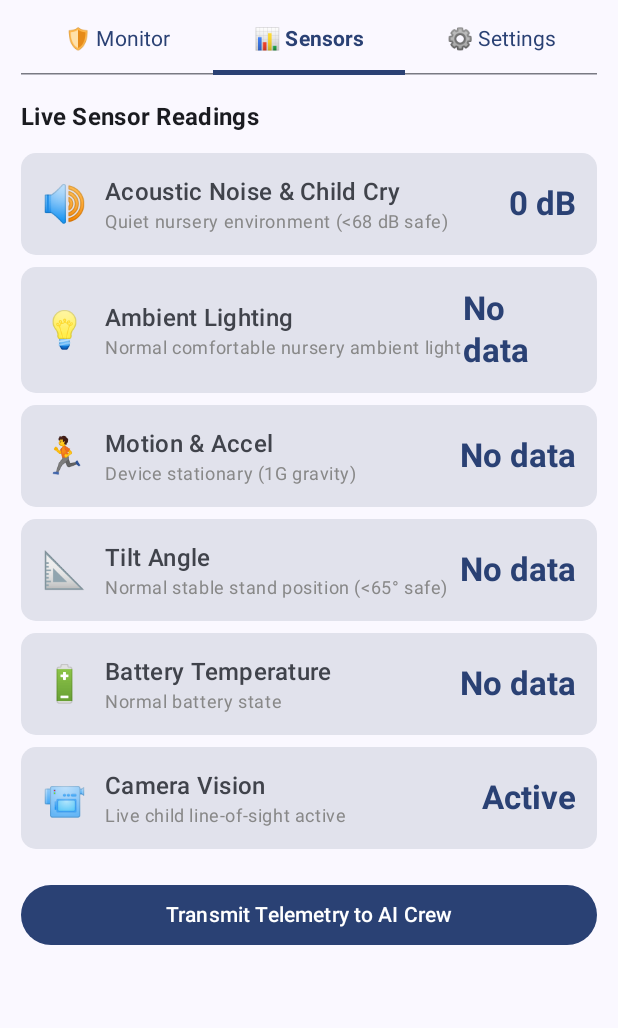
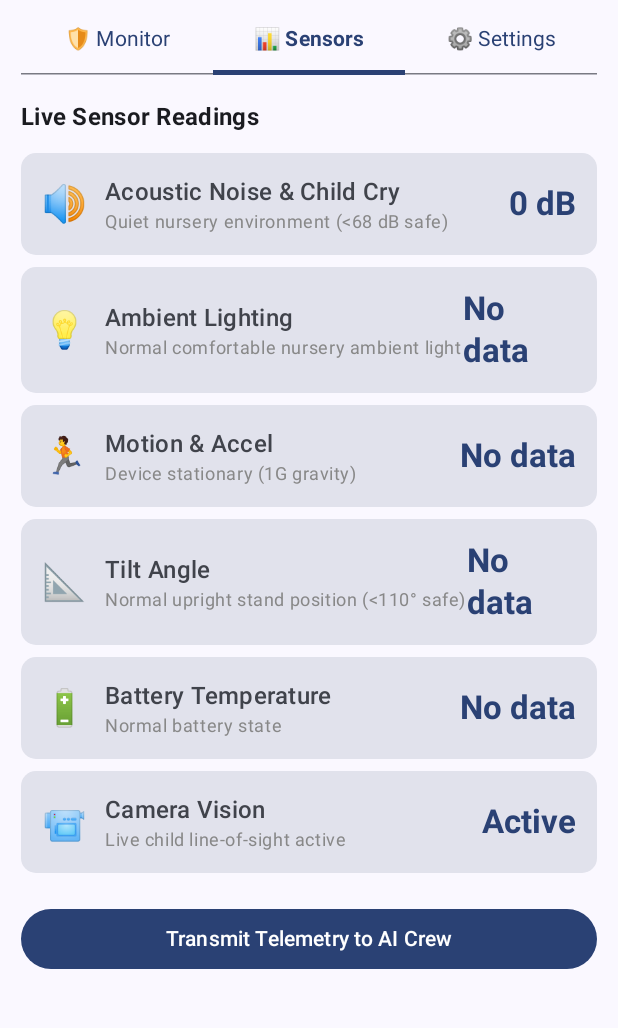
Before and after one commit to achyut-29/HazardGuard, an Android app built with Jetpack Compose: the screen it shows after launch (MainActivity), tab 2 chosen, on a phone screen of 412 x 824 dp, the part 51-1079 px from its top. Run offline under Robolectric (Android 15) with nearby library versions, the phone set to English and light mode, and no system bars.

Commit message:
Finalize upright tilt threshold calibration (115 deg), default emergency contact, and documentation

```diff
--- a/app/src/main/java/com/example/hazardguard/MainActivity.kt
+++ b/app/src/main/java/com/example/hazardguard/MainActivity.kt
@@ -84,6 +84,7 @@ private const val WIFI_LAN_URL = "http://10.63.3.116:5678/webhook/sensor"
 private const val ROOM = "nursery"
 private const val CHILD_AGE = 1
 private const val SEND_EVERY_MS = 60000L
+private const val TILT_TOPPLE_THRESHOLD = 115f
 
 class MainActivity : ComponentActivity() {
     override fun onCreate(savedInstanceState: Bundle?) {
@@ -533,13 +534,15 @@ fun SensorScreen(modifier: Modifier = Modifier) {
 
     var endpointUrl by remember {
         val saved = prefs.getString("webhook_url", null)
-        mutableStateOf(if (saved.isNullOrBlank() || saved.contains("ftkkl") || saved.contains("dddci") || saved.contains("hbrul") || saved.contains("ewlsx")) DEFAULT_CLOUD_URL else saved)
+        mutableStateOf(if (saved.isNullOrBlank() || saved.contains("pinggy") || !saved.contains("trycloudflare.com")) DEFAULT_CLOUD_URL else saved)
     }
     var emergencyContactNumber by remember {
-        mutableStateOf(prefs.getString("emergency_contact_number", "") ?: "")
+        val num = prefs.getString("emergency_contact_number", null)
+        mutableStateOf(if (num.isNullOrBlank()) "+919670426566" else num)
     }
     var emergencyContactName by remember {
-        mutableStateOf(prefs.getString("emergency_contact_name", "Family / Caregiver") ?: "Family / Caregiver")
+        val name = prefs.getString("emergency_contact_name", null)
+        mutableStateOf(if (name.isNullOrBlank() || name == "Family / Caregiver") "Nishant Ece" else name)
     }
     var isAlarmSilenced by remember { mutableStateOf(false) }
 
@@ -747,7 +750,7 @@ fun SensorScreen(modifier: Modifier = Modifier) {
 
     var lastTiltWarning by remember { mutableStateOf(false) }
     LaunchedEffect(tilt) {
-        val isTiltedNow = (tilt ?: 0f) > 75f
+        val isTiltedNow = (tilt ?: 0f) > TILT_TOPPLE_THRESHOLD
         if (isTiltedNow && !lastTiltWarning) {
             if (!ringtone.isPlaying) {
                 triggerWarningAlert(context)
@@ -808,7 +811,7 @@ fun SensorScreen(modifier: Modifier = Modifier) {
         }
     }
 
-    val isPhysicalWarning = (tilt ?: 0f) > 75f || isChildCry || (cameraActive && isCameraBlocked)
+    val isPhysicalWarning = (tilt ?: 0f) > TILT_TOPPLE_THRESHOLD || isChildCry || (cameraActive && isCameraBlocked)
     val effectiveLevel = when {
         assessment?.level == "high" -> "high"
         isPhysicalWarning || assessment?.level == "medium" -> "medium"
@@ -824,7 +827,7 @@ fun SensorScreen(modifier: Modifier = Modifier) {
 
     val effectiveTitle = when {
         assessment?.level == "high" -> assessment?.alertTitle ?: "🚨 CRITICAL HAZARD"
-        (tilt ?: 0f) > 75f -> "⚠️ CAUTION: Stand Toppled (>75°)"
+        (tilt ?: 0f) > TILT_TOPPLE_THRESHOLD -> "⚠️ CAUTION: Stand Toppled (>115°)"
         isChildCry -> "⚠️ CAUTION: Infant Distress Cry"
         cameraActive && isCameraBlocked -> "⚠️ CAUTION: Camera View Obstructed"
         !assessment?.alertTitle.isNullOrBlank() -> assessment?.alertTitle ?: "Nursery Status"
@@ -832,7 +835,7 @@ fun SensorScreen(modifier: Modifier = Modifier) {
     }
 
     val effectivePrediction = when {
-        (tilt ?: 0f) > 75f -> "Phone is tilted at %.0f° — nursery stand or cradle has fallen.".format(tilt ?: 0f)
+        (tilt ?: 0f) > TILT_TOPPLE_THRESHOLD -> "Phone is tilted at %.0f° — nursery stand or cradle has fallen.".format(tilt ?: 0f)
         isChildCry -> "Acute acoustic crying pitch (%.0f Hz) detected in nursery.".format(pitchHz)
         cameraActive && isCameraBlocked -> "Camera lens is covered or dark. Line-of-sight to child is lost."
         !assessment?.prediction.isNullOrBlank() -> assessment?.prediction ?: ""
@@ -840,7 +843,7 @@ fun SensorScreen(modifier: Modifier = Modifier) {
     }
 
     val effectiveAction = when {
-        (tilt ?: 0f) > 75f -> "Reposition phone on stable stand."
+        (tilt ?: 0f) > TILT_TOPPLE_THRESHOLD -> "Reposition phone on stable upright stand."
         isChildCry -> "Check on infant immediately."
         cameraActive && isCameraBlocked -> "Clear obstruction from camera lens."
         !assessment?.action.isNullOrBlank() -> assessment?.action ?: ""
@@ -923,7 +926,7 @@ fun SensorScreen(modifier: Modifier = Modifier) {
             }
         }
 
-        val isWarningActive = !isAlarmActive && (assessment?.level == "medium" || (cameraActive && isCameraBlocked) || isChildCry || (tilt ?: 0f) > 75f)
+        val isWarningActive = !isAlarmActive && (assessment?.level == "medium" || (cameraActive && isCameraBlocked) || isChildCry || (tilt ?: 0f) > TILT_TOPPLE_THRESHOLD)
         if (isWarningActive) {
             Card(
                 colors = CardDefaults.cardColors(containerColor = Color(0xFFFFF9C4)),
@@ -943,14 +946,14 @@ fun SensorScreen(modifier: Modifier = Modifier) {
                         val warningTitle = when {
                             cameraActive && isCameraBlocked -> "⚠️ CAUTION: Camera View Obstructed"
                             isChildCry -> "⚠️ CAUTION: Infant Distress Cry"
-                            (tilt ?: 0f) > 75f -> "⚠️ CAUTION: Stand Toppled (>75°)"
+                            (tilt ?: 0f) > TILT_TOPPLE_THRESHOLD -> "⚠️ CAUTION: Stand Toppled (>115°)"
                             !assessment?.alertTitle.isNullOrBlank() -> assessment?.alertTitle ?: "⚠️ CAUTION: Nursery Attention"
                             else -> "⚠️ CAUTION: Nursery Attention"
                         }
                         val warningDetail = when {
                             cameraActive && isCameraBlocked -> "Camera lens is covered or dark. Line-of-sight to child is lost."
                             isChildCry -> "Pediatric distress pitch (%.0f Hz) detected.".format(pitchHz)
-                            (tilt ?: 0f) > 75f -> "Device is tilted at %.0f° — reposition stable stand.".format(tilt ?: 0f)
+                            (tilt ?: 0f) > TILT_TOPPLE_THRESHOLD -> "Device is tilted at %.0f° — reposition stable upright stand.".format(tilt ?: 0f)
                             !assessment?.action.isNullOrBlank() -> assessment?.action ?: ""
                             else -> assessment?.prediction ?: "Environmental parameters require caregiver attention."
                         }
@@ -1015,7 +1018,7 @@ fun SensorScreen(modifier: Modifier = Modifier) {
                         val lightLabel = if ((lux ?: 50f) < 5f) "Night" else if ((lux ?: 50f) > 1200f) "Glare!" else "Light"
                         QuickSensorChip(lightIcon, lux?.let { "%.0flx".format(it) } ?: "-", lightLabel, isWarning = (lux ?: 50f) > 1500f)
                         QuickSensorChip("🏃", accel?.let { "%.1f".format(it) } ?: "-", "Motion")
-                        QuickSensorChip("📐", tilt?.let { "%.0f°".format(it) } ?: "-", "Tilt", (tilt ?: 0f) > 75f)
+                        QuickSensorChip("📐", tilt?.let { "%.0f°".format(it) } ?: "-", "Tilt", (tilt ?: 0f) > TILT_TOPPLE_THRESHOLD)
                         QuickSensorChip("🔋", batteryTemp?.let { "%.0f°C".format(it) } ?: "-", "Temp")
                     }
 
@@ -1215,9 +1218,9 @@ fun SensorScreen(modifier: Modifier = Modifier) {
                     SensorDetailCard(
                         title = "Tilt Angle",
                         value = tilt?.let { "%.0f°".format(it) } ?: "No data",
-                        subtext = if ((tilt ?: 0f) > 75f) "⚠️ Device toppled or fallen (>75°)" else "Normal stable stand position (<65° safe)",
+                        subtext = if ((tilt ?: 0f) > TILT_TOPPLE_THRESHOLD) "⚠️ Device toppled or fallen (>115°)" else "Normal upright stand position (<110° safe)",
                         icon = "📐",
-                        isWarning = (tilt ?: 0f) > 75f
+                        isWarning = (tilt ?: 0f) > TILT_TOPPLE_THRESHOLD
                     )
 
                     SensorDetailCard(
```
Also changed, not shown: 1 other file.
